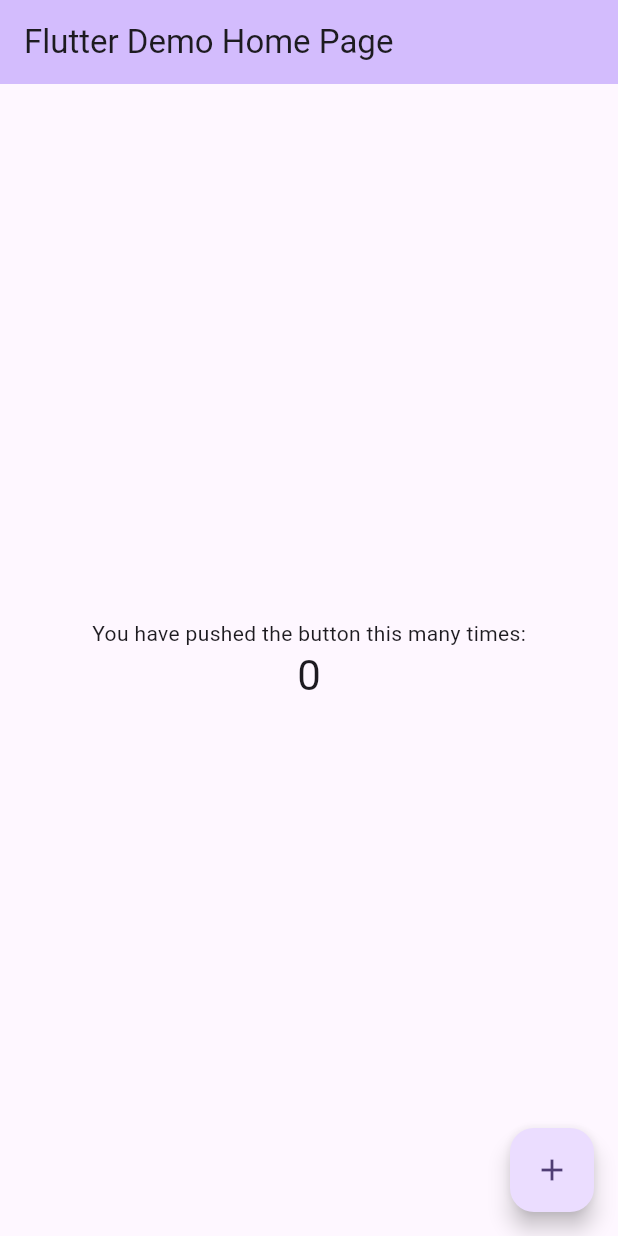
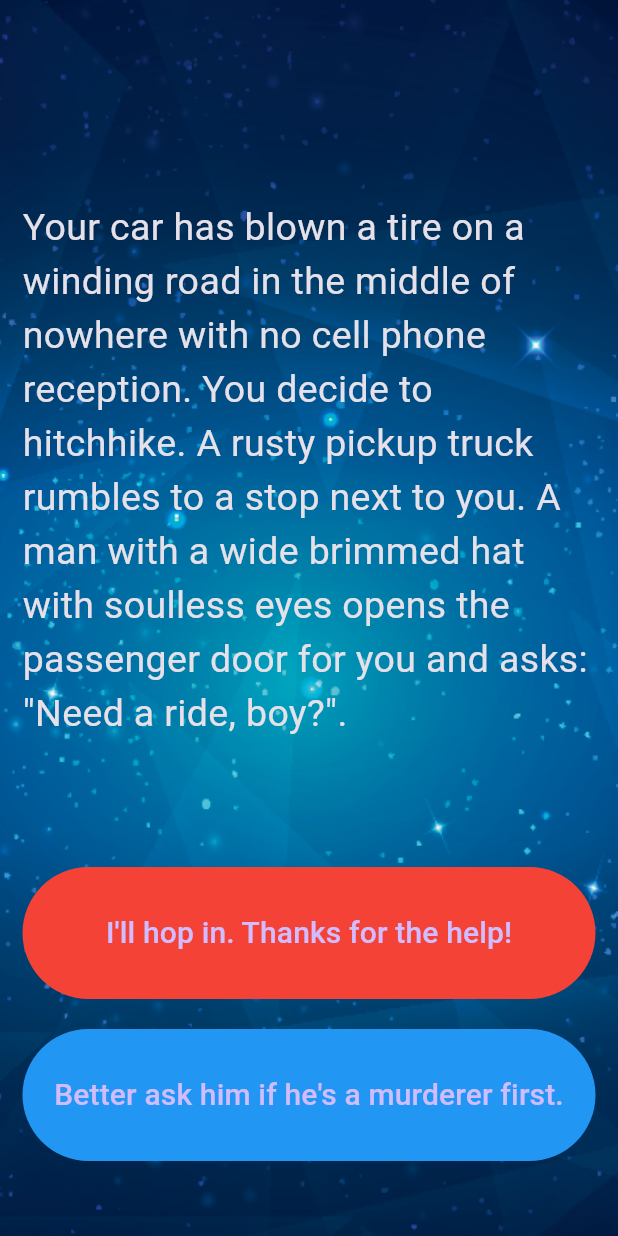
Before and after one commit to WinHtunOo29/Destini, a Flutter app: the screen it shows after launch, on a phone screen of 412 x 824 dp. Run offline on Flutter 3.47's test engine with Material 3 defaults, Android fonts, the phone set to English and light mode, and no system bars.

```diff
--- a/destini/lib/main.dart
+++ b/destini/lib/main.dart
@@ -1,125 +1,109 @@
+import 'package:destini/story_brain.dart';
 import 'package:flutter/material.dart';
 
-void main() {
-  runApp(const MyApp());
-}
+StoryBrain storyBrain = StoryBrain();
 
-class MyApp extends StatelessWidget {
-  const MyApp({super.key});
+void main() => runApp(const Destini());
 
-  // This widget is the root of your application.
+class Destini extends StatelessWidget {
+  const Destini({super.key});
+
   @override
   Widget build(BuildContext context) {
     return MaterialApp(
-      title: 'Flutter Demo',
-      theme: ThemeData(
-        // This is the theme of your application.
-        //
-        // TRY THIS: Try running your application with "flutter run". You'll see
-        // the application has a purple toolbar. Then, without quitting the app,
-        // try changing the seedColor in the colorScheme below to Colors.green
-        // and then invoke "hot reload" (save your changes or press the "hot
-        // reload" button in a Flutter-supported IDE, or press "r" if you used
-        // the command line to start the app).
-        //
-        // Notice that the counter didn't reset back to zero; the application
-        // state is not lost during the reload. To reset the state, use hot
-        // restart instead.
-        //
-        // This works for code too, not just values: Most code changes can be
-        // tested with just a hot reload.
-        colorScheme: ColorScheme.fromSeed(seedColor: Colors.deepPurple),
-        useMaterial3: true,
-      ),
-      home: const MyHomePage(title: 'Flutter Demo Home Page'),
+      theme: ThemeData.dark(),
+      home: const StoryPage(),
     );
   }
 }
 
-class MyHomePage extends StatefulWidget {
-  const MyHomePage({super.key, required this.title});
-
-  // This widget is the home page of your application. It is stateful, meaning
-  // that it has a State object (defined below) that contains fields that affect
-  // how it looks.
-
-  // This class is the configuration for the state. It holds the values (in this
-  // case the title) provided by the parent (in this case the App widget) and
-  // used by the build method of the State. Fields in a Widget subclass are
-  // always marked "final".
-
-  final String title;
+class StoryPage extends StatefulWidget {
+  const StoryPage({super.key});
 
   @override
-  State<MyHomePage> createState() => _MyHomePageState();
+  _StoryPageState createState() => _StoryPageState();
 }
 
-class _MyHomePageState extends State<MyHomePage> {
-  int _counter = 0;
-
-  void _incrementCounter() {
-    setState(() {
-      // This call to setState tells the Flutter framework that something has
-      // changed in this State, which causes it to rerun the build method below
-      // so that the display can reflect the updated values. If we changed
-      // _counter without calling setState(), then the build method would not be
-      // called again, and so nothing would appear to happen.
-      _counter++;
-    });
-  }
-
+class _StoryPageState extends State<StoryPage> {
   @override
   Widget build(BuildContext context) {
-    // This method is rerun every time setState is called, for instance as done
-    // by the _incrementCounter method above.
-    //
-    // The Flutter framework has been optimized to make rerunning build methods
-    // fast, so that you can just rebuild anything that needs updating rather
-    // than having to individually change instances of widgets.
     return Scaffold(
-      appBar: AppBar(
-        // TRY THIS: Try changing the color here to a specific color (to
-        // Colors.amber, perhaps?) and trigger a hot reload to see the AppBar
-        // change color while the other colors stay the same.
-        backgroundColor: Theme.of(context).colorScheme.inversePrimary,
-        // Here we take the value from the MyHomePage object that was created by
-        // the App.build method, and use it to set our appbar title.
-        title: Text(widget.title),
+      body: Container(
+        decoration: const BoxDecoration(
+          image: DecorationImage(
+            image: AssetImage("images/background.png"),
+            fit: BoxFit.cover,
           ),
-      body: Center(
-        // Center is a layout widget. It takes a single child and positions it
-        // in the middle of the parent.
+        ),
+        padding: const EdgeInsets.symmetric(vertical: 50.0, horizontal: 15.0),
+        constraints: const BoxConstraints.expand(),
+        child: SafeArea(
           child: Column(
-          // Column is also a layout widget. It takes a list of children and
-          // arranges them vertically. By default, it sizes itself to fit its
-          // children horizontally, and tries to be as tall as its parent.
-          //
-          // Column has various properties to control how it sizes itself and
-          // how it positions its children. Here we use mainAxisAlignment to
-          // center the children vertically; the main axis here is the vertical
-          // axis because Columns are vertical (the cross axis would be
-          // horizontal).
-          //
-          // TRY THIS: Invoke "debug painting" (choose the "Toggle Debug Paint"
-          // action in the IDE, or press "p" in the console), to see the
-          // wireframe for each widget.
-          mainAxisAlignment: MainAxisAlignment.center,
+            crossAxisAlignment: CrossAxisAlignment.stretch,
             children: <Widget>[
-            const Text(
-              'You have pushed the button this many times:',
+              Expanded(
+                flex: 12,
+                child: Center(
+                  child: Text(
+                    storyBrain.getStory(),
+                    style: const TextStyle(
+                      fontSize: 25.0,
                     ),
-            Text(
-              '$_counter',
-              style: Theme.of(context).textTheme.headlineMedium,
+                  ),
+                ),
+              ),
+              Expanded(
+                flex: 2,
+                child: TextButton(
+                  onPressed: () {
+                    setState(() {
+                      storyBrain.nextStory(1);
+                    });
+                  },
+                  style: const ButtonStyle(
+                    backgroundColor: WidgetStatePropertyAll(Colors.red),
+                  ),
+                  child: Text(
+                    storyBrain.getChoice1(),
+                    style: const TextStyle(
+                      fontSize: 20.0,
+                    ),
+                  ),
+                ),
+              ),
+              const SizedBox(
+                height: 20.0,
+              ),
+              Expanded(
+                flex: 2,
+                child: Visibility(
+                  visible: storyBrain.buttonShouldBeVisible(),
+                  child: TextButton(
+                    onPressed: () {
+                      setState(() {
+                        storyBrain.nextStory(2);
+                      });
+                    },
+                    style: const ButtonStyle(
+                      backgroundColor: WidgetStatePropertyAll(Colors.blue),
+                    ),
+                    child: Text(
+                      storyBrain.getChoice2(),
+                      style: const TextStyle(
+                        fontSize: 20.0,
+                      ),
+                    ),
+                  ),
+                ),
               ),
             ],
           ),
         ),
-      floatingActionButton: FloatingActionButton(
-        onPressed: _incrementCounter,
-        tooltip: 'Increment',
-        child: const Icon(Icons.add),
-      ), // This trailing comma makes auto-formatting nicer for build methods.
+      ),
     );
   }
 }
+
+//TODO: Step 24 - Run the app and try to figure out what code you need to add to this file to make the story change when you press on the choice buttons.
+
+//TODO: Step 29 - Run the app and test it against the Story Outline to make sure you've completed all the steps. The code for the completed app can be found here: https://github.com/londonappbrewery/destini-challenge-completed/
--- a/destini/pubspec.yaml
+++ b/destini/pubspec.yaml
@@ -59,9 +59,8 @@ flutter:
   uses-material-design: true
 
   # To add assets to your application, add an assets section, like this:
-  # assets:
-  #   - images/a_dot_burr.jpeg
-  #   - images/a_dot_ham.jpeg
+  assets:
+    - images/
 
   # An image asset can refer to one or more resolution-specific "variants", see
   # https://flutter.dev/assets-and-images/#resolution-aware
```
Also changed, not shown: destini/lib/story.dart (added, +7 -0 lines), destini/lib/story_brain.dart (added, +77 -0 lines), destini/images/background.png (added), 37 other files. Lines whose indentation alone changed are shown as unchanged.
